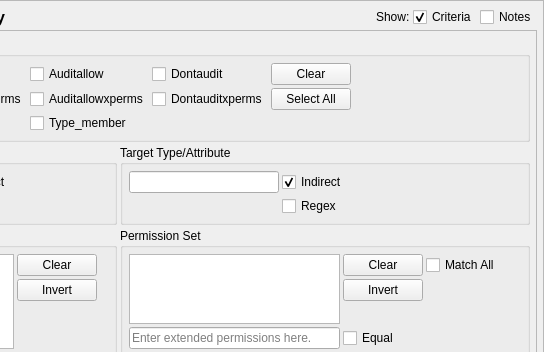
Above: setoolsgui/apol/terulequery.ui from SELinuxProject/setools before the change; both pictures show x 230 to 774 and y 0 to 352 of the 774 by 846 pixel window. Below: the same form after it.
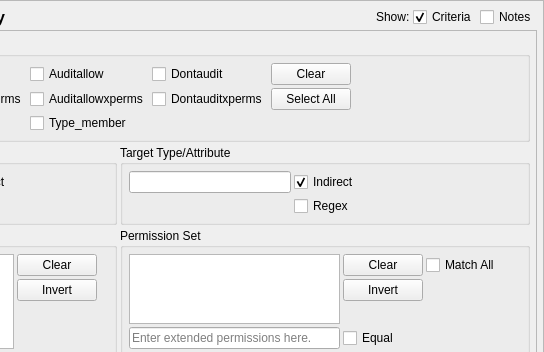
That is the form after the change. Custom widgets are drawn as their Qt base class.

Diff of the .ui file:
```diff
--- a/setoolsgui/apol/terulequery.ui
+++ b/setoolsgui/apol/terulequery.ui
@@ -328,7 +328,7 @@
           <item row="0" column="1">
            <widget class="QLineEdit" name="target">
             <property name="sizePolicy">
-             <sizepolicy hsizetype="Preferred" vsizetype="Fixed">
+             <sizepolicy hsizetype="Expanding" vsizetype="Fixed">
               <horstretch>0</horstretch>
               <verstretch>0</verstretch>
              </sizepolicy>
```
Left out of the diff: 4 changed lines with no effect on the pictures.
